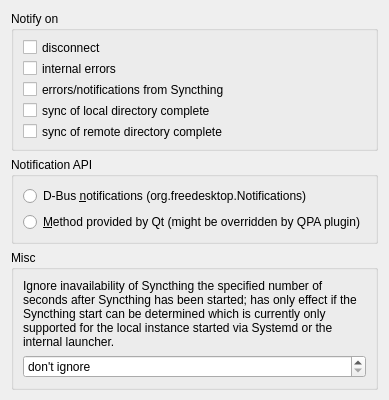
Before: the Qt Designer form widgets/settings/notificationsoptionpage.ui in Martchus/syncthingtray, drawn with Qt 5.
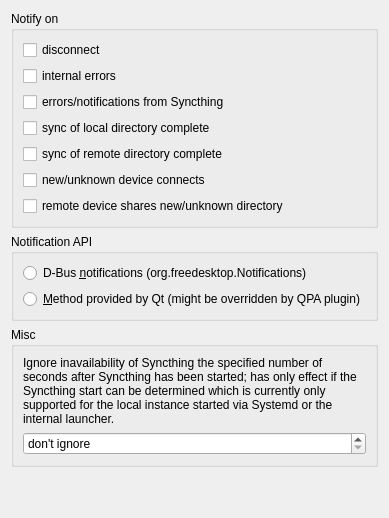
After: the same form once the commit is applied. Icons and pictures are not drawn.

```diff
--- a/widgets/settings/notificationsoptionpage.ui
+++ b/widgets/settings/notificationsoptionpage.ui
@@ -2,14 +2,6 @@
 <ui version="4.0">
  <class>QtGui::NotificationsOptionPage</class>
  <widget class="QWidget" name="QtGui::NotificationsOptionPage">
-  <property name="geometry">
-   <rect>
-    <x>0</x>
-    <y>0</y>
-    <width>345</width>
-    <height>400</height>
-   </rect>
-  </property>
   <property name="windowTitle">
    <string>Notifications</string>
   </property>
@@ -59,6 +51,20 @@
         </property>
        </widget>
       </item>
+      <item>
+       <widget class="QCheckBox" name="notifyOnNewDevConnectsCheckBox">
+        <property name="text">
+         <string>new/unknown device connects</string>
+        </property>
+       </widget>
+      </item>
+      <item>
+       <widget class="QCheckBox" name="notifyOnNewDirSharedCheckBox">
+        <property name="text">
+         <string>remote device shares new/unknown directory</string>
+        </property>
+       </widget>
+      </item>
      </layout>
     </widget>
    </item>
```
